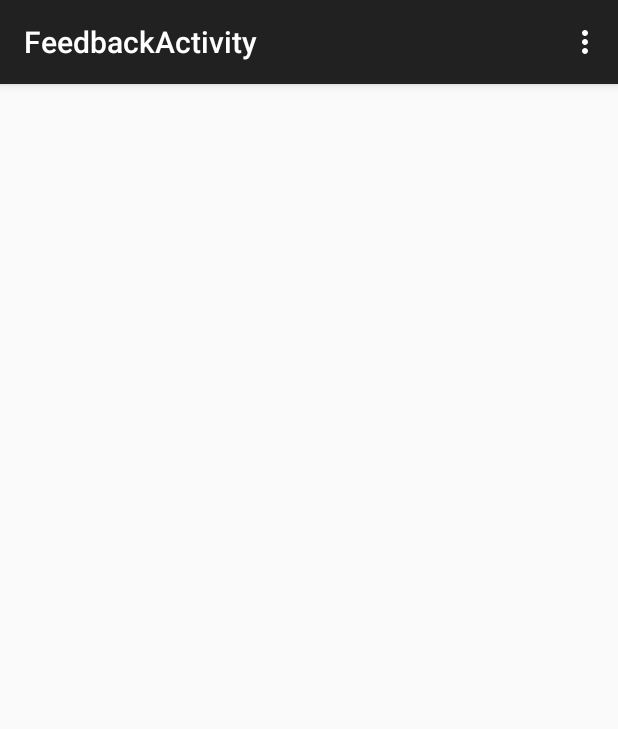
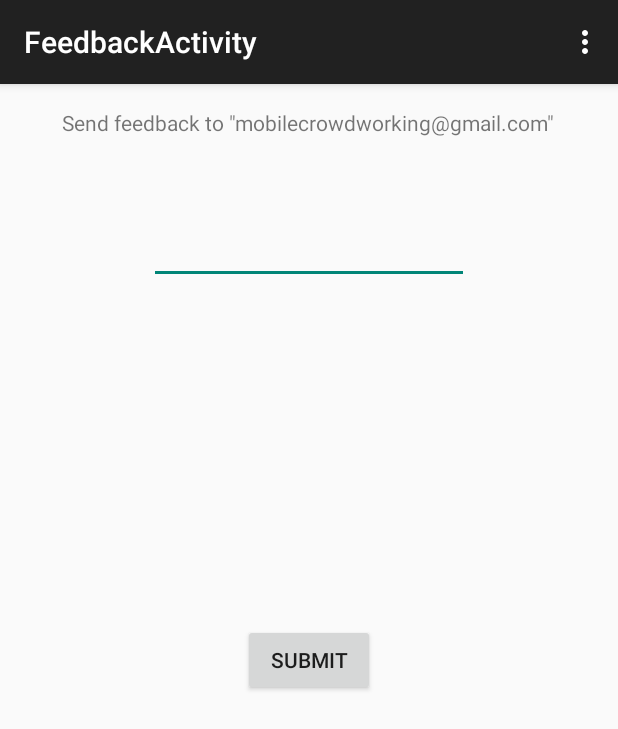
Before and after one commit to alexwhit/Mobile-Crowdworking, an Android app: the FeedbackActivity screen opened directly, with no data from a screen before it, on a phone screen of 412 x 824 dp. Shown: the top 729 px of the screen. Run offline under Robolectric (Android 15) with nearby library versions, the phone set to English and light mode, and no system bars.

Commit message:
Made FeedbackActivity functional (I think)

```diff
--- a/M-Crowdsourcing/app/src/main/java/cis400/m_crowdsourcing/FeedbackActivity.java
+++ b/M-Crowdsourcing/app/src/main/java/cis400/m_crowdsourcing/FeedbackActivity.java
@@ -4,6 +4,10 @@ import android.os.Bundle;
 import android.support.v7.app.ActionBarActivity;
 import android.view.Menu;
 import android.view.MenuItem;
+import android.view.View;
+import android.content.Intent;
+import android.widget.EditText;
+import android.widget.Toast;
 
 public class FeedbackActivity extends ActionBarActivity {
 
@@ -35,4 +39,18 @@ public class FeedbackActivity extends ActionBarActivity {
         return super.onOptionsItemSelected(item);
     }
 
+    public void onSubmitFeedbackClick(View v) {
+
+        Intent i = new Intent(Intent.ACTION_SEND);
+        i.setType("text/plain");
+        i.putExtra(Intent.EXTRA_EMAIL  , new String[]{"mobilecrowdworking@gmail.com"});
+        i.putExtra(Intent.EXTRA_SUBJECT, "Feedback from Mobile Crowdworking App - Android");
+        i.putExtra(Intent.EXTRA_TEXT   , ((EditText)findViewById(R.id.enter_feedback)).getText().toString());
+        try {
+            startActivity(Intent.createChooser(i, "Send mail..."));
+        } catch (android.content.ActivityNotFoundException ex) {
+            Toast.makeText(this, "There are no email clients installed.", Toast.LENGTH_SHORT).show();
+        }
+    }
+
 }
--- a/M-Crowdsourcing/app/src/main/res/layout/activity_feedback.xml
+++ b/M-Crowdsourcing/app/src/main/res/layout/activity_feedback.xml
@@ -9,4 +9,32 @@
     android:paddingTop="@dimen/activity_vertical_margin"
     tools:context="cis400.m_crowdsourcing.FeedbackActivity">
 
+    <EditText
+        android:layout_width="wrap_content"
+        android:layout_height="wrap_content"
+        android:inputType="textMultiLine"
+        android:ems="10"
+        android:id="@+id/enter_feedback"
+        android:layout_alignParentTop="true"
+        android:layout_centerHorizontal="true"
+        android:layout_marginTop="72dp" />
+
+    <Button
+        android:layout_width="wrap_content"
+        android:layout_height="wrap_content"
+        android:text="Submit"
+        android:id="@+id/submit_feedback"
+        android:onClick="onSubmitFeedbackClick"
+        android:layout_centerVertical="true"
+        android:layout_centerHorizontal="true" />
+
+    <TextView
+        android:layout_width="wrap_content"
+        android:layout_height="wrap_content"
+        android:text="Send feedback to &quot;mobilecrowdworking@gmail.com&quot;"
+        android:id="@+id/textView"
+        android:layout_alignParentTop="true"
+        android:layout_centerHorizontal="true"
+        android:textAlignment="center" />
+
 </RelativeLayout>
```
Also changed, not shown: 3 other files.
